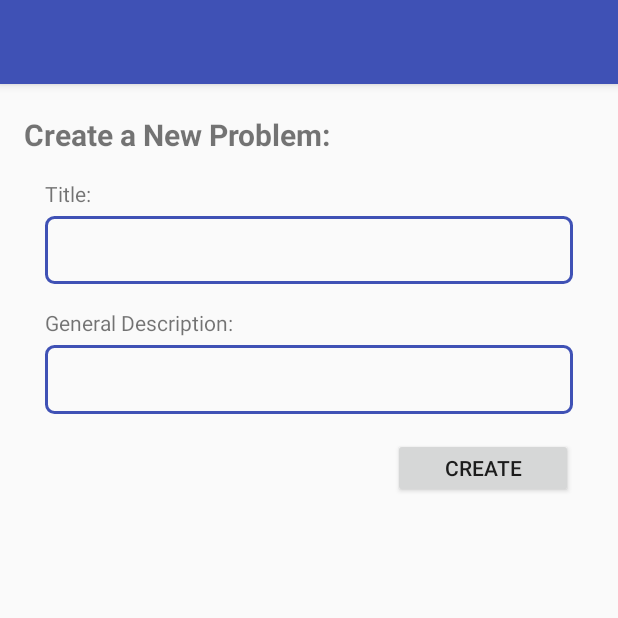
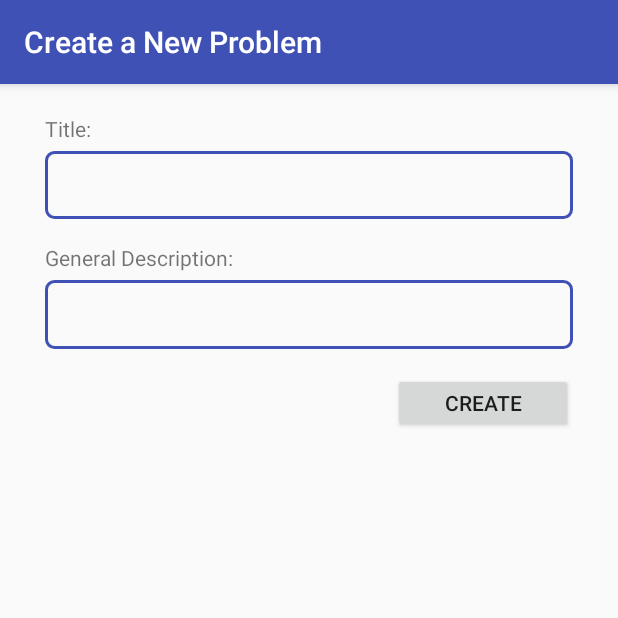
Before and after one commit to CMPUT301F18T11/medicam, an Android app: the createProblemActivity screen opened directly, with no data from a screen before it, on a phone screen of 412 x 824 dp, the top half of it. Run offline under Robolectric (Android 15) with nearby library versions, the phone set to English and light mode, and no system bars; libraries missing offline, so code that uses them is left out: com.searchly.jestdroid, io.searchbox.client, io.searchbox.core.

Commit message:
Applied the new toolbard across most pages. Also editing the odd java file so that the text appears in the correct locations

```diff
--- a/app/src/main/java/ca/ualberta/cmput301f18t11/medicam/activities/ProfileEditting.java
+++ b/app/src/main/java/ca/ualberta/cmput301f18t11/medicam/activities/ProfileEditting.java
@@ -29,6 +29,11 @@ public class ProfileEditting extends AppCompatActivity {
         super.onCreate(savedInstanceState);
         setContentView(R.layout.activity_profile_editting);
 
+        //Toolbar Setup
+        android.support.v7.widget.Toolbar toolbar = findViewById(R.id.profileEditing_toolbar);
+        setSupportActionBar(toolbar);
+        setTitle("Edit Profile"); // Sets the title to be shown in the toolbar
+
         userId = findViewById(R.id.userIDTextView);
         enteredPhoneNumber = findViewById(R.id.editingPhoneNumberText);
         enteredEmail = findViewById(R.id.editingEmailText);
--- a/app/src/main/java/ca/ualberta/cmput301f18t11/medicam/activities/createProblemActivity.java
+++ b/app/src/main/java/ca/ualberta/cmput301f18t11/medicam/activities/createProblemActivity.java
@@ -29,6 +29,11 @@ public class createProblemActivity extends AppCompatActivity {
 
         problemTitle = (EditText) findViewById(R.id.editText2);
         problemDescription = (EditText) findViewById(R.id.probDescription);
+
+        //Toolbar Setup
+        android.support.v7.widget.Toolbar toolbar = findViewById(R.id.createProblem_toolbar);
+        setSupportActionBar(toolbar);
+        setTitle("Create a New Problem"); // Sets the title to be shown in the toolbar
     }
 
     //Creates a new problem object with the filled in user-data
--- a/app/src/main/java/ca/ualberta/cmput301f18t11/medicam/activities/createRecordActivity.java
+++ b/app/src/main/java/ca/ualberta/cmput301f18t11/medicam/activities/createRecordActivity.java
@@ -61,6 +61,11 @@ public class createRecordActivity extends AppCompatActivity {
         super.onCreate(savedInstanceState);
         setContentView(R.layout.activity_create_record);
         ElasticSearchController.setIndex_url("cmput301f18t11test");
+
+        //Toolbar Setup
+        android.support.v7.widget.Toolbar toolbar = findViewById(R.id.createRecord_toolbar);
+        setSupportActionBar(toolbar);
+        setTitle("Create a New Record"); // Sets the title to be shown in the toolbar
 
         photoImageView = findViewById(R.id.recorePhotoImageView4View);
         displayDate = (TextView) findViewById(R.id.dateView4View);
--- a/app/src/main/res/layout/activity_create_problem.xml
+++ b/app/src/main/res/layout/activity_create_problem.xml
@@ -6,27 +6,12 @@
     android:layout_height="match_parent"
     tools:context="activities.createProblemActivity">
 
-    <android.support.v7.widget.Toolbar
+    <!--Import of the toolbar: Blank Version -->
+    <include
         android:id="@+id/createProblem_toolbar"
-        android:layout_width="match_parent"
-        android:layout_height="?attr/actionBarSize"
-        android:background="?attr/colorPrimary"
-        android:elevation="4dp"
-        android:theme="@style/ThemeOverlay.AppCompat.ActionBar"
-        app:popupTheme="@style/ThemeOverlay.AppCompat.Light"/>
+        layout="@layout/toolbar"></include>
 
-    <TextView
-        android:id="@+id/createProblem_Header01"
-        android:layout_width="wrap_content"
-        android:layout_height="wrap_content"
-        android:layout_marginStart="16dp"
-        android:layout_marginLeft="16dp"
-        android:layout_marginTop="20dp"
-        android:text="Create a New Problem:"
-        android:textSize="20sp"
-        android:textStyle="bold"
-        app:layout_constraintStart_toStartOf="parent"
-        app:layout_constraintTop_toBottomOf="@+id/createProblem_toolbar" />
+    <!-- Page elements below -->
 
     <TextView
         android:id="@+id/textView2"
@@ -34,10 +19,10 @@
         android:layout_height="wrap_content"
         android:layout_marginStart="30dp"
         android:layout_marginLeft="30dp"
-        android:layout_marginTop="16dp"
+        android:layout_marginTop="20dp"
         android:text="Title:"
         app:layout_constraintStart_toStartOf="parent"
-        app:layout_constraintTop_toBottomOf="@+id/createProblem_Header01" />
+        app:layout_constraintTop_toBottomOf="@+id/createProblem_toolbar" />
 
     <EditText
         android:id="@+id/editText2"
--- a/app/src/main/res/layout/activity_patient_profile.xml
+++ b/app/src/main/res/layout/activity_patient_profile.xml
@@ -5,6 +5,8 @@
     android:layout_width="match_parent"
     android:layout_height="match_parent"
     tools:context=".patientProfileActivity">
+
+
 
     <android.support.v7.widget.Toolbar
         android:id="@+id/patientProfile_toolbar"
```
Also changed, not shown: app/src/main/res/layout/activity_add_doctor_note.xml (+6 -9 lines), app/src/main/res/layout/activity_add_patient.xml (+4 -7 lines), app/src/main/res/layout/activity_body_location.xml (+4 -7 lines), app/src/main/res/layout/activity_care_giver_attach.xml (+7 -0 lines), app/src/main/res/layout/activity_care_giver_problem.xml (+8 -2 lines), app/src/main/res/layout/activity_care_giver_record.xml (+30 -26 lines), app/src/main/res/layout/activity_care_provider.xml (+14 -8 lines), app/src/main/res/layout/activity_create_record.xml (+16 -26 lines), app/src/main/res/layout/activity_profile_editting.xml (+4 -7 lines).
